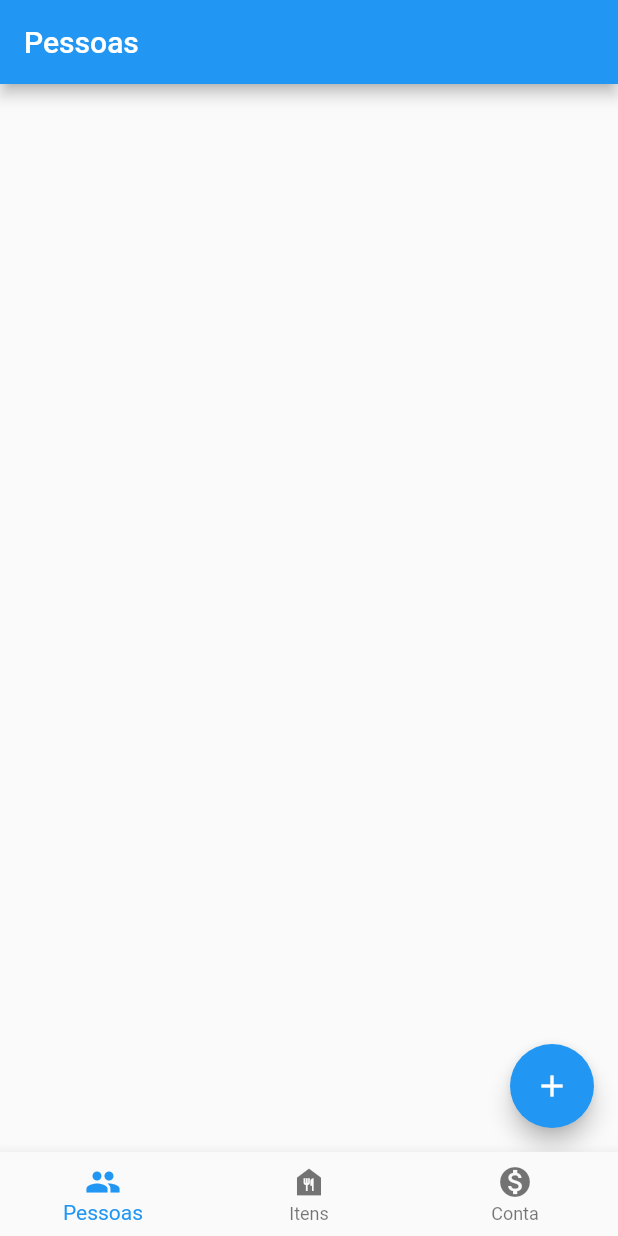
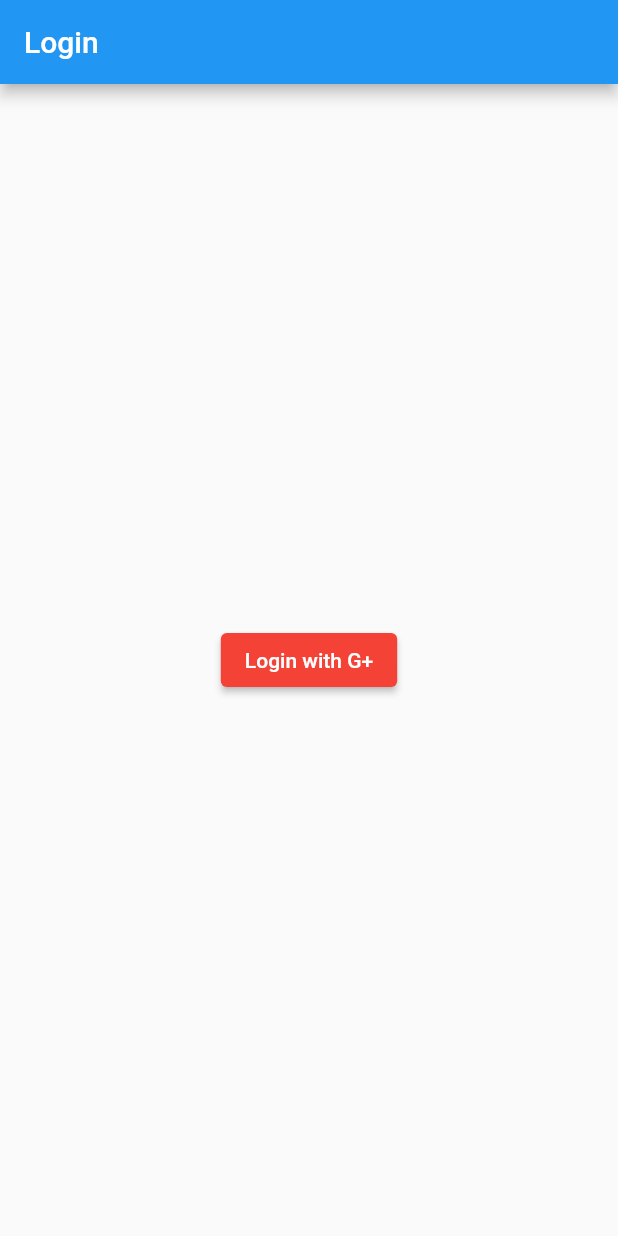
Before and after one commit to vgomesfalcao/bill_splitter_mobile, a Flutter app: the screen it shows after launch, on a phone screen of 412 x 824 dp. Run offline on Flutter 3.47's test engine with Material 2 defaults, Android fonts, the phone set to English and light mode, and no system bars; our stand-ins replace currency_text_input_formatter, google_sign_in.

Commit message:
Create google login oauth

```diff
--- /dev/null
+++ b/lib/google_login.dart
@@ -0,0 +1,20 @@
+import 'package:flutter/foundation.dart';
+import 'package:google_sign_in/google_sign_in.dart';
+
+class GoogleLogin{
+  final GoogleSignIn _googleSignIn = GoogleSignIn(
+    scopes: [
+      'email',
+      'https://www.googleapis.com/auth/contacts.readonly',
+    ],
+  );
+  Future<void> handleSignIn() async {
+    try {
+      await _googleSignIn.signIn();
+    } catch (error) {
+      if (kDebugMode) {
+        print(error);
+      }
+    }
+  }
+}
--- /dev/null
+++ b/lib/login.dart
@@ -0,0 +1,29 @@
+import 'package:bill_splitter/google_login.dart';
+import 'package:flutter/material.dart';
+import 'package:google_sign_in/google_sign_in.dart';
+class LoginPage extends StatefulWidget {
+  const LoginPage({Key? key}) : super(key: key);
+
+  @override
+  State<LoginPage> createState() => _LoginPageState();
+}
+
+class _LoginPageState extends State<LoginPage> {
+  final loginPageTitle = 'Login';
+  @override
+  Widget build(BuildContext context) {
+    return Scaffold(
+      appBar: AppBar(title: Text(loginPageTitle)),
+      body: Center(
+        child: ElevatedButton(
+          onPressed: () {
+            final GoogleLogin googleLogin = GoogleLogin();
+            googleLogin.handleSignIn();
+          },
+          style: ButtonStyle(backgroundColor: MaterialStateProperty.all(Colors.red)),
+          child: const Text('Login with G+'),
+        ),
+      ),
+    );
+  }
+}
--- a/lib/main.dart
+++ b/lib/main.dart
@@ -1,3 +1,4 @@
+import 'package:bill_splitter/login.dart';
 import 'package:bill_splitter/views/bill/bill_view.dart';
 import 'package:bill_splitter/views/items/list_item_view.dart';
 import 'package:bill_splitter/views/user/list_user_view.dart';
@@ -13,7 +14,7 @@ class BillSplitter extends StatelessWidget {
   @override
   Widget build(BuildContext context) {
     return const MaterialApp(
-      home: NavigationBar(),
+      home: LoginPage(),
     );
   }
 }
--- a/pubspec.yaml
+++ b/pubspec.yaml
@@ -37,6 +37,7 @@ dependencies:
   intl: ^0.17.0
   currency_text_input_formatter: ^2.1.7
 
+  google_sign_in: ^6.0.1
 dev_dependencies:
   flutter_test:
     sdk: flutter
```
Also changed, not shown: pubspec.lock, 3 other files.
